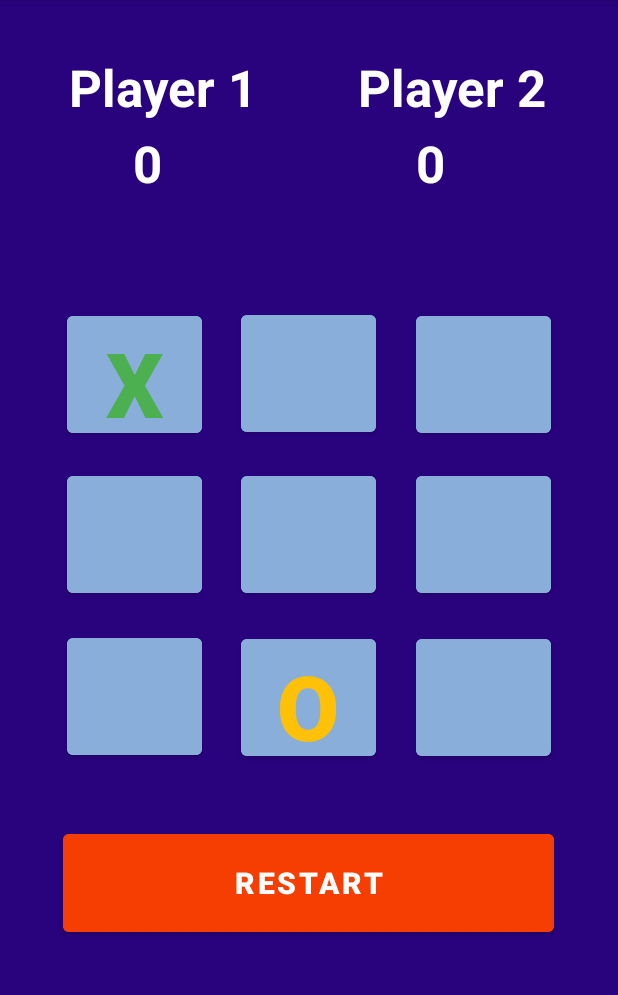
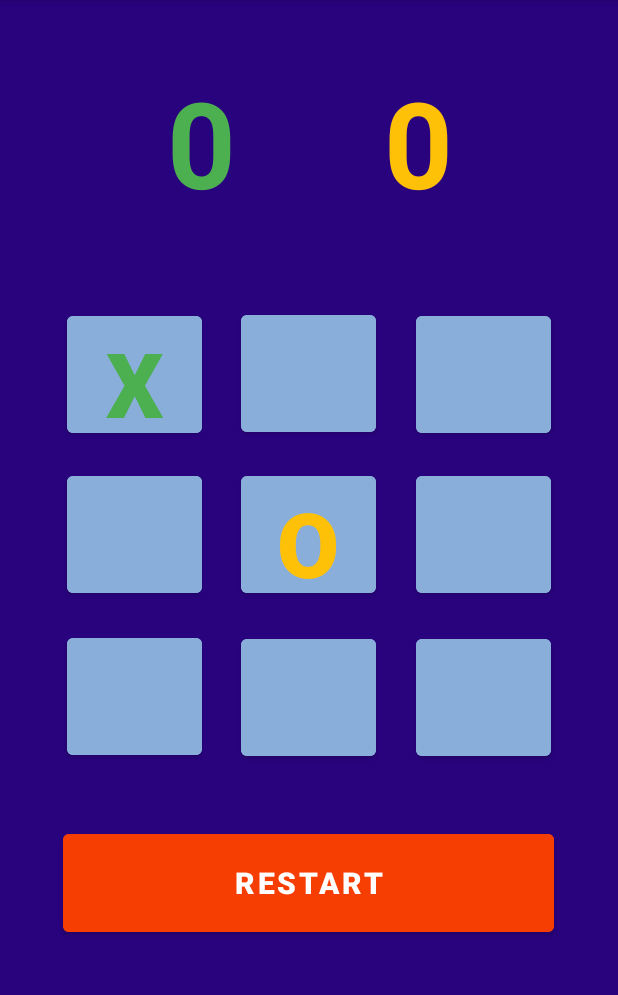
Before and after one commit to nico9797/tris-android, an Android app: the screen it shows after launch (MainActivity), after a tap on an icon or button, on a phone screen of 412 x 824 dp, the part 84-1079 px from its top. Run offline under Robolectric (Android 15) with nearby library versions, the phone set to English and light mode, and no system bars.

Commit message:
Add files via upload

```diff
--- a/src/main/java/com/example/myapp/MainActivity.java
+++ b/src/main/java/com/example/myapp/MainActivity.java
@@ -70,7 +70,13 @@ public class MainActivity extends AppCompatActivity implements View.OnClickListe
         if (!isFull() && !activePlayer) {
             boolean esito = false;
             int n = 0;
-            if (!attacco()) {
+            if(r.nextInt(4)!=3&&buttons[4].getText().equals("")){
+                    buttons[4].setText("O");
+                    buttons[4].setTextColor(Color.parseColor("#FFFFC107"));
+                    activePlayer = true;
+
+            }
+           else if (!attacco()) {
                 if (!difesa()) {
                     while (!esito) {
                         n = r.nextInt(9);
--- a/src/main/res/layout/activity_main.xml
+++ b/src/main/res/layout/activity_main.xml
@@ -11,64 +11,38 @@
 
 
     <TextView
-        android:id="@+id/textView4"
-        android:layout_width="160dp"
-        android:layout_height="48dp"
-        android:text="Player 1"
+        android:id="@+id/textView3"
+        android:layout_width="116dp"
+        android:layout_height="116dp"
+        android:text="0"
+        android:textAlignment="center"
         android:textAppearance="@style/TextAppearance.AppCompat.Display1"
-        android:textColor="#FFFFFF"
+        android:textColor="#FF4CAF50"
+        android:textSize="80sp"
         android:textStyle="bold"
         app:layout_constraintBottom_toBottomOf="parent"
         app:layout_constraintEnd_toEndOf="parent"
-        app:layout_constraintHorizontal_bias="0.183"
+        app:layout_constraintHorizontal_bias="0.257"
         app:layout_constraintStart_toStartOf="parent"
         app:layout_constraintTop_toTopOf="parent"
-        app:layout_constraintVertical_bias="0.049" />
+        app:layout_constraintVertical_bias="0.063" />
 
     <TextView
-        android:id="@+id/textView3"
-        android:layout_width="71dp"
-        android:layout_height="44dp"
+        android:id="@+id/textView"
+        android:layout_width="116dp"
+        android:layout_height="116dp"
         android:text="0"
+        android:textAlignment="center"
         android:textAppearance="@style/TextAppearance.AppCompat.Display1"
-        android:textColor="#FFFFFF"
+        android:textColor="#FFFFC107"
+        android:textSize="80sp"
         android:textStyle="bold"
         app:layout_constraintBottom_toBottomOf="parent"
         app:layout_constraintEnd_toEndOf="parent"
-        app:layout_constraintHorizontal_bias="0.261"
+        app:layout_constraintHorizontal_bias="0.745"
         app:layout_constraintStart_toStartOf="parent"
         app:layout_constraintTop_toTopOf="parent"
-        app:layout_constraintVertical_bias="0.119" />
-
-    <TextView
-        android:id="@+id/textView2"
-        android:layout_width="157dp"
-        android:layout_height="48dp"
-        android:text="Player 2"
-        android:textAppearance="@style/TextAppearance.AppCompat.Display1"
-        android:textColor="#FDFDFD"
-        android:textStyle="bold"
-        app:layout_constraintBottom_toBottomOf="parent"
-        app:layout_constraintEnd_toEndOf="parent"
-        app:layout_constraintHorizontal_bias="0.937"
-        app:layout_constraintStart_toStartOf="parent"
-        app:layout_constraintTop_toTopOf="parent"
-        app:layout_constraintVertical_bias="0.049" />
-
-    <TextView
-        android:id="@+id/textView"
-        android:layout_width="71dp"
-        android:layout_height="44dp"
-        android:text="0"
-        android:textAppearance="@style/TextAppearance.AppCompat.Display1"
-        android:textColor="#FFFFFF"
-        android:textStyle="bold"
-        app:layout_constraintBottom_toBottomOf="parent"
-        app:layout_constraintEnd_toEndOf="parent"
-        app:layout_constraintHorizontal_bias="0.814"
-        app:layout_constraintStart_toStartOf="parent"
-        app:layout_constraintTop_toTopOf="parent"
-        app:layout_constraintVertical_bias="0.119" />
+        app:layout_constraintVertical_bias="0.063" />
 
     <Button
         android:id="@+id/button0"
```
